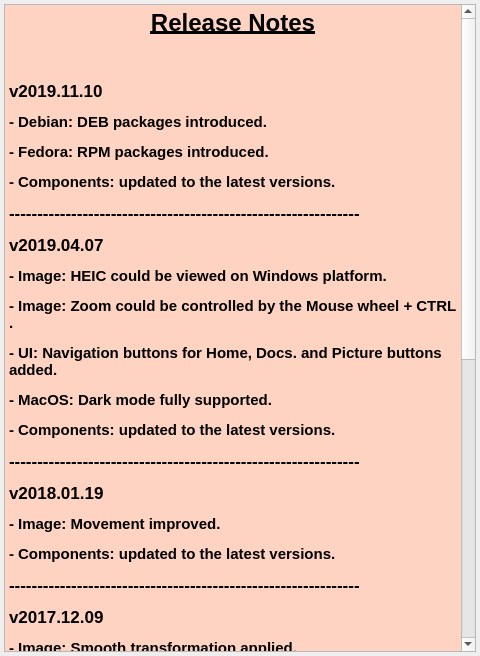
vookimedlo/vooki-image-viewer, file src/ui/forms/ReleaseNotesDialog.ui: the form before one commit.
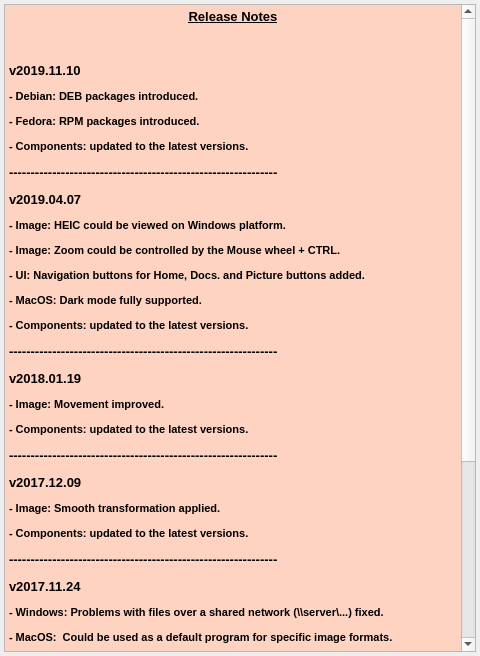
The form after the commit.

Commit message: Docs: Release notes fixed

The edit to the form file:
```diff
--- a/src/ui/forms/ReleaseNotesDialog.ui
+++ b/src/ui/forms/ReleaseNotesDialog.ui
@@ -74,46 +74,46 @@
       <string>&lt;!DOCTYPE HTML PUBLIC &quot;-//W3C//DTD HTML 4.0//EN&quot; &quot;http://www.w3.org/TR/REC-html40/strict.dtd&quot;&gt;
 &lt;html&gt;&lt;head&gt;&lt;meta name=&quot;qrichtext&quot; content=&quot;1&quot; /&gt;&lt;style type=&quot;text/css&quot;&gt;
 p, li { white-space: pre-wrap; }
-&lt;/style&gt;&lt;/head&gt;&lt;body style=&quot; font-family:'Tahoma'; font-size:13pt; font-weight:400; font-style:normal;&quot; bgcolor=&quot;#ffd3c2&quot;&gt;
-&lt;p align=&quot;center&quot; style=&quot; margin-top:12px; margin-bottom:12px; margin-left:0px; margin-right:0px; -qt-block-indent:0; text-indent:0px;&quot;&gt;&lt;span style=&quot; font-family:'.SF NS Text'; font-size:18pt; font-weight:600; text-decoration: underline; color:#000000;&quot;&gt;Release Notes&lt;/span&gt;&lt;/p&gt;
-&lt;p style=&quot;-qt-paragraph-type:empty; margin-top:12px; margin-bottom:12px; margin-left:0px; margin-right:0px; -qt-block-indent:0; text-indent:0px; font-family:'.SF NS Text'; color:#000000;&quot;&gt;&lt;br /&gt;&lt;/p&gt;
-&lt;p style=&quot; margin-top:12px; margin-bottom:12px; margin-left:0px; margin-right:0px; -qt-block-indent:0; text-indent:0px;&quot;&gt;&lt;span style=&quot; font-family:'.SF NS Text'; font-weight:600; color:#000000;&quot;&gt;v2019.11.10&lt;/span&gt;&lt;/p&gt;
-&lt;p style=&quot; margin-top:12px; margin-bottom:12px; margin-left:0px; margin-right:0px; -qt-block-indent:0; text-indent:0px;&quot;&gt;&lt;span style=&quot; font-family:'.SF NS Text'; font-size:11pt; font-weight:600; color:#000000;&quot;&gt;- Debian: DEB packages introduced.&lt;/span&gt;&lt;/p&gt;
-&lt;p style=&quot; margin-top:12px; margin-bottom:12px; margin-left:0px; margin-right:0px; -qt-block-indent:0; text-indent:0px;&quot;&gt;&lt;span style=&quot; font-family:'.SF NS Text'; font-size:11pt; font-weight:600; color:#000000;&quot;&gt;- Fedora: RPM packages introduced.&lt;/span&gt;&lt;/p&gt;
-&lt;p style=&quot; margin-top:12px; margin-bottom:12px; margin-left:0px; margin-right:0px; -qt-block-indent:0; text-indent:0px;&quot;&gt;&lt;span style=&quot; font-family:'.SF NS Text'; font-size:11pt; font-weight:600; color:#000000;&quot;&gt;- Components: updated to the latest versions.&lt;/span&gt;&lt;/p&gt;
-&lt;p style=&quot; margin-top:12px; margin-bottom:12px; margin-left:0px; margin-right:0px; -qt-block-indent:0; text-indent:0px;&quot;&gt;&lt;span style=&quot; font-family:'.SF NS Text'; font-weight:600; color:#000000;&quot;&gt;--------------------------------------------------------------&lt;/span&gt;&lt;/p&gt;
-&lt;p style=&quot; margin-top:12px; margin-bottom:12px; margin-left:0px; margin-right:0px; -qt-block-indent:0; text-indent:0px;&quot;&gt;&lt;span style=&quot; font-family:'.SF NS Text'; font-weight:600; color:#000000;&quot;&gt;v2019.04.07&lt;/span&gt;&lt;/p&gt;
-&lt;p style=&quot; margin-top:12px; margin-bottom:12px; margin-left:0px; margin-right:0px; -qt-block-indent:0; text-indent:0px;&quot;&gt;&lt;span style=&quot; font-family:'.SF NS Text'; font-size:11pt; font-weight:600; color:#000000;&quot;&gt;- Image: HEIC could be viewed on Windows platform.&lt;/span&gt;&lt;/p&gt;
-&lt;p style=&quot; margin-top:12px; margin-bottom:12px; margin-left:0px; margin-right:0px; -qt-block-indent:0; text-indent:0px;&quot;&gt;&lt;span style=&quot; font-family:'.SF NS Text'; font-size:11pt; font-weight:600; color:#000000;&quot;&gt;- Image: Zoom could be controlled by the Mouse wheel + CTRL .&lt;/span&gt;&lt;/p&gt;
-&lt;p style=&quot; margin-top:12px; margin-bottom:12px; margin-left:0px; margin-right:0px; -qt-block-indent:0; text-indent:0px;&quot;&gt;&lt;span style=&quot; font-family:'.SF NS Text'; font-size:11pt; font-weight:600; color:#000000;&quot;&gt;- UI: Navigation buttons for Home, Docs. and Picture buttons added.&lt;/span&gt;&lt;/p&gt;
-&lt;p style=&quot; margin-top:12px; margin-bottom:12px; margin-left:0px; margin-right:0px; -qt-block-indent:0; text-indent:0px;&quot;&gt;&lt;span style=&quot; font-family:'.SF NS Text'; font-size:11pt; font-weight:600; color:#000000;&quot;&gt;- MacOS: Dark mode fully supported.&lt;/span&gt;&lt;/p&gt;
-&lt;p style=&quot; margin-top:12px; margin-bottom:12px; margin-left:0px; margin-right:0px; -qt-block-indent:0; text-indent:0px;&quot;&gt;&lt;span style=&quot; font-family:'.SF NS Text'; font-size:11pt; font-weight:600; color:#000000;&quot;&gt;- Components: updated to the latest versions.&lt;/span&gt;&lt;/p&gt;
-&lt;p style=&quot; margin-top:12px; margin-bottom:12px; margin-left:0px; margin-right:0px; -qt-block-indent:0; text-indent:0px;&quot;&gt;&lt;span style=&quot; font-family:'.SF NS Text'; font-weight:600; color:#000000;&quot;&gt;--------------------------------------------------------------&lt;/span&gt;&lt;/p&gt;
-&lt;p style=&quot; margin-top:12px; margin-bottom:12px; margin-left:0px; margin-right:0px; -qt-block-indent:0; text-indent:0px;&quot;&gt;&lt;span style=&quot; font-family:'.SF NS Text'; font-weight:600; color:#000000;&quot;&gt;v2018.01.19&lt;/span&gt;&lt;/p&gt;
-&lt;p style=&quot; margin-top:12px; margin-bottom:12px; margin-left:0px; margin-right:0px; -qt-block-indent:0; text-indent:0px;&quot;&gt;&lt;span style=&quot; font-family:'.SF NS Text'; font-size:11pt; font-weight:600; color:#000000;&quot;&gt;- Image: Movement improved.&lt;/span&gt;&lt;/p&gt;
-&lt;p style=&quot; margin-top:12px; margin-bottom:12px; margin-left:0px; margin-right:0px; -qt-block-indent:0; text-indent:0px;&quot;&gt;&lt;span style=&quot; font-family:'.SF NS Text'; font-size:11pt; font-weight:600; color:#000000;&quot;&gt;- Components: updated to the latest versions.&lt;/span&gt;&lt;/p&gt;
-&lt;p style=&quot; margin-top:12px; margin-bottom:12px; margin-left:0px; margin-right:0px; -qt-block-indent:0; text-indent:0px;&quot;&gt;&lt;span style=&quot; font-family:'.SF NS Text'; font-weight:600; color:#000000;&quot;&gt;--------------------------------------------------------------&lt;/span&gt;&lt;/p&gt;
-&lt;p style=&quot; margin-top:12px; margin-bottom:12px; margin-left:0px; margin-right:0px; -qt-block-indent:0; text-indent:0px;&quot;&gt;&lt;span style=&quot; font-family:'.SF NS Text'; font-weight:600; color:#000000;&quot;&gt;v2017.12.09&lt;/span&gt;&lt;/p&gt;
-&lt;p style=&quot; margin-top:12px; margin-bottom:12px; margin-left:0px; margin-right:0px; -qt-block-indent:0; text-indent:0px;&quot;&gt;&lt;span style=&quot; font-family:'.SF NS Text'; font-size:11pt; font-weight:600; color:#000000;&quot;&gt;- Image: Smooth transformation applied.&lt;/span&gt;&lt;/p&gt;
-&lt;p style=&quot; margin-top:12px; margin-bottom:12px; margin-left:0px; margin-right:0px; -qt-block-indent:0; text-indent:0px;&quot;&gt;&lt;span style=&quot; font-family:'.SF NS Text'; font-size:11pt; font-weight:600; color:#000000;&quot;&gt;- Components: updated to the latest versions.&lt;/span&gt;&lt;/p&gt;
-&lt;p style=&quot; margin-top:12px; margin-bottom:12px; margin-left:0px; margin-right:0px; -qt-block-indent:0; text-indent:0px;&quot;&gt;&lt;span style=&quot; font-family:'.SF NS Text'; font-weight:600; color:#000000;&quot;&gt;--------------------------------------------------------------&lt;/span&gt;&lt;/p&gt;
-&lt;p style=&quot; margin-top:12px; margin-bottom:12px; margin-left:0px; margin-right:0px; -qt-block-indent:0; text-indent:0px;&quot;&gt;&lt;span style=&quot; font-family:'.SF NS Text'; font-weight:600; color:#000000;&quot;&gt;v2017.11.24&lt;/span&gt;&lt;/p&gt;
-&lt;p style=&quot; margin-top:12px; margin-bottom:12px; margin-left:0px; margin-right:0px; -qt-block-indent:0; text-indent:0px;&quot;&gt;&lt;span style=&quot; font-family:'.SF NS Text'; font-size:11pt; font-weight:600; color:#000000;&quot;&gt;- Windows: Problems with files over a shared network (\\server\...) fixed.&lt;/span&gt;&lt;/p&gt;
-&lt;p style=&quot; margin-top:0px; margin-bottom:0px; margin-left:0px; margin-right:0px; -qt-block-indent:0; text-indent:0px;&quot;&gt;&lt;span style=&quot; font-family:'.SF NS Text'; font-size:11pt; font-weight:600; color:#000000;&quot;&gt;- MacOS:  Could be used as a default program for specific image formats.&lt;/span&gt;&lt;/p&gt;
-&lt;p style=&quot; margin-top:12px; margin-bottom:12px; margin-left:0px; margin-right:0px; -qt-block-indent:0; text-indent:0px;&quot;&gt;&lt;span style=&quot; font-family:'.SF NS Text'; font-weight:600; color:#000000;&quot;&gt;--------------------------------------------------------------&lt;/span&gt;&lt;/p&gt;
-&lt;p style=&quot; margin-top:12px; margin-bottom:12px; margin-left:0px; margin-right:0px; -qt-block-indent:0; text-indent:0px;&quot;&gt;&lt;span style=&quot; font-family:'.SF NS Text'; font-weight:600; color:#000000;&quot;&gt;v2017.10.27&lt;/span&gt;&lt;/p&gt;
-&lt;p style=&quot; margin-top:12px; margin-bottom:12px; margin-left:0px; margin-right:0px; -qt-block-indent:0; text-indent:0px;&quot;&gt;&lt;span style=&quot; font-family:'.SF NS Text'; font-size:11pt; font-weight:600; color:#000000;&quot;&gt;- First stable release.&lt;/span&gt;&lt;/p&gt;
-&lt;p style=&quot; margin-top:0px; margin-bottom:0px; margin-left:0px; margin-right:0px; -qt-block-indent:0; text-indent:0px;&quot;&gt;&lt;span style=&quot; font-family:'.SF NS Text'; font-size:11pt; font-weight:600; color:#000000;&quot;&gt;- Transformations:&lt;/span&gt;&lt;/p&gt;
-&lt;p style=&quot; margin-top:0px; margin-bottom:0px; margin-left:0px; margin-right:0px; -qt-block-indent:0; text-indent:0px;&quot;&gt;&lt;span style=&quot; font-family:'.SF NS Text'; font-size:11pt; font-weight:600; color:#000000;&quot;&gt;  - Flip (horizontal, vertical).&lt;/span&gt;&lt;/p&gt;
-&lt;p style=&quot; margin-top:0px; margin-bottom:0px; margin-left:0px; margin-right:0px; -qt-block-indent:0; text-indent:0px;&quot;&gt;&lt;span style=&quot; font-family:'.SF NS Text'; font-size:11pt; font-weight:600; color:#000000;&quot;&gt;  - Rotation (clockwise and counterclockwise in 90° steps).&lt;/span&gt;&lt;/p&gt;
-&lt;p style=&quot; margin-top:0px; margin-bottom:0px; margin-left:0px; margin-right:0px; -qt-block-indent:0; text-indent:0px;&quot;&gt;&lt;span style=&quot; font-family:'.SF NS Text'; font-size:11pt; font-weight:600; color:#000000;&quot;&gt;  - Zoom (in, out, original size, fit to window).&lt;/span&gt;&lt;/p&gt;
-&lt;p style=&quot; margin-top:0px; margin-bottom:0px; margin-left:0px; margin-right:0px; -qt-block-indent:0; text-indent:0px;&quot;&gt;&lt;span style=&quot; font-family:'.SF NS Text'; font-size:11pt; font-weight:600; color:#000000;&quot;&gt;  - Fullscreen or Window mode.&lt;/span&gt;&lt;/p&gt;
-&lt;p style=&quot; margin-top:0px; margin-bottom:0px; margin-left:0px; margin-right:0px; -qt-block-indent:0; text-indent:0px;&quot;&gt;&lt;span style=&quot; font-family:'.SF NS Text'; font-size:11pt; font-weight:600; color:#000000;&quot;&gt;  - Custom background color.&lt;/span&gt;&lt;/p&gt;
-&lt;p style=&quot; margin-top:0px; margin-bottom:0px; margin-left:0px; margin-right:0px; -qt-block-indent:0; text-indent:0px;&quot;&gt;&lt;span style=&quot; font-family:'.SF NS Text'; font-size:11pt; font-weight:600; color:#000000;&quot;&gt;  - Custom image border color.&lt;/span&gt;&lt;/p&gt;
-&lt;p style=&quot; margin-top:0px; margin-bottom:0px; margin-left:0px; margin-right:0px; -qt-block-indent:0; text-indent:0px;&quot;&gt;&lt;span style=&quot; font-family:'.SF NS Text'; font-size:11pt; font-weight:600; color:#000000;&quot;&gt;  - Remembers recent files.&lt;/span&gt;&lt;/p&gt;
-&lt;p style=&quot; margin-top:0px; margin-bottom:0px; margin-left:0px; margin-right:0px; -qt-block-indent:0; text-indent:0px;&quot;&gt;&lt;span style=&quot; font-family:'.SF NS Text'; font-size:11pt; font-weight:600; color:#000000;&quot;&gt;  - Supports Apple high definition trackpad gestures.&lt;/span&gt;&lt;/p&gt;
-&lt;p style=&quot; margin-top:12px; margin-bottom:12px; margin-left:0px; margin-right:0px; -qt-block-indent:0; text-indent:0px;&quot;&gt;&lt;span style=&quot; font-family:'.SF NS Text'; font-size:11pt; font-weight:600; color:#000000;&quot;&gt;- Image: Multiple formats supported including the RAW ones.&lt;/span&gt;&lt;/p&gt;
-&lt;p style=&quot; margin-top:12px; margin-bottom:12px; margin-left:0px; margin-right:0px; -qt-block-indent:0; text-indent:0px;&quot;&gt;&lt;span style=&quot; font-family:'.SF NS Text'; font-weight:600; color:#000000;&quot;&gt;--------------------------------------------------------------&lt;/span&gt;&lt;/p&gt;&lt;/body&gt;&lt;/html&gt;</string>
+&lt;/style&gt;&lt;/head&gt;&lt;body style=&quot; font-family:'Tahoma'; font-size:8.25pt; font-weight:400; font-style:normal;&quot; bgcolor=&quot;#ffd3c2&quot;&gt;
+&lt;p align=&quot;center&quot; style=&quot; margin-top:12px; margin-bottom:12px; margin-left:0px; margin-right:0px; -qt-block-indent:0; text-indent:0px;&quot;&gt;&lt;span style=&quot; font-family:'.SF NS Text'; font-size:10pt; font-weight:600; text-decoration: underline; color:#000000;&quot;&gt;Release Notes&lt;/span&gt;&lt;/p&gt;
+&lt;p style=&quot;-qt-paragraph-type:empty; margin-top:12px; margin-bottom:12px; margin-left:0px; margin-right:0px; -qt-block-indent:0; text-indent:0px; font-family:'.SF NS Text'; font-size:10pt; color:#000000;&quot;&gt;&lt;br /&gt;&lt;/p&gt;
+&lt;p style=&quot; margin-top:12px; margin-bottom:12px; margin-left:0px; margin-right:0px; -qt-block-indent:0; text-indent:0px;&quot;&gt;&lt;span style=&quot; font-family:'.SF NS Text'; font-size:10pt; font-weight:600; color:#000000;&quot;&gt;v2019.11.10&lt;/span&gt;&lt;/p&gt;
+&lt;p style=&quot; margin-top:12px; margin-bottom:12px; margin-left:0px; margin-right:0px; -qt-block-indent:0; text-indent:0px;&quot;&gt;&lt;span style=&quot; font-family:'.SF NS Text'; font-size:8pt; font-weight:600; color:#000000;&quot;&gt;- Debian: DEB packages introduced.&lt;/span&gt;&lt;/p&gt;
+&lt;p style=&quot; margin-top:12px; margin-bottom:12px; margin-left:0px; margin-right:0px; -qt-block-indent:0; text-indent:0px;&quot;&gt;&lt;span style=&quot; font-family:'.SF NS Text'; font-size:8pt; font-weight:600; color:#000000;&quot;&gt;- Fedora: RPM packages introduced.&lt;/span&gt;&lt;/p&gt;
+&lt;p style=&quot; margin-top:12px; margin-bottom:12px; margin-left:0px; margin-right:0px; -qt-block-indent:0; text-indent:0px;&quot;&gt;&lt;span style=&quot; font-family:'.SF NS Text'; font-size:8pt; font-weight:600; color:#000000;&quot;&gt;- Components: updated to the latest versions.&lt;/span&gt;&lt;/p&gt;
+&lt;p style=&quot; margin-top:12px; margin-bottom:12px; margin-left:0px; margin-right:0px; -qt-block-indent:0; text-indent:0px;&quot;&gt;&lt;span style=&quot; font-family:'.SF NS Text'; font-size:10pt; font-weight:600; color:#000000;&quot;&gt;--------------------------------------------------------------&lt;/span&gt;&lt;/p&gt;
+&lt;p style=&quot; margin-top:12px; margin-bottom:12px; margin-left:0px; margin-right:0px; -qt-block-indent:0; text-indent:0px;&quot;&gt;&lt;span style=&quot; font-family:'.SF NS Text'; font-size:10pt; font-weight:600; color:#000000;&quot;&gt;v2019.04.07&lt;/span&gt;&lt;/p&gt;
+&lt;p style=&quot; margin-top:12px; margin-bottom:12px; margin-left:0px; margin-right:0px; -qt-block-indent:0; text-indent:0px;&quot;&gt;&lt;span style=&quot; font-family:'.SF NS Text'; font-size:8pt; font-weight:600; color:#000000;&quot;&gt;- Image: HEIC could be viewed on Windows platform.&lt;/span&gt;&lt;/p&gt;
+&lt;p style=&quot; margin-top:12px; margin-bottom:12px; margin-left:0px; margin-right:0px; -qt-block-indent:0; text-indent:0px;&quot;&gt;&lt;span style=&quot; font-family:'.SF NS Text'; font-size:8pt; font-weight:600; color:#000000;&quot;&gt;- Image: Zoom could be controlled by the Mouse wheel + CTRL.&lt;/span&gt;&lt;/p&gt;
+&lt;p style=&quot; margin-top:12px; margin-bottom:12px; margin-left:0px; margin-right:0px; -qt-block-indent:0; text-indent:0px;&quot;&gt;&lt;span style=&quot; font-family:'.SF NS Text'; font-size:8pt; font-weight:600; color:#000000;&quot;&gt;- UI: Navigation buttons for Home, Docs. and Picture buttons added.&lt;/span&gt;&lt;/p&gt;
+&lt;p style=&quot; margin-top:12px; margin-bottom:12px; margin-left:0px; margin-right:0px; -qt-block-indent:0; text-indent:0px;&quot;&gt;&lt;span style=&quot; font-family:'.SF NS Text'; font-size:8pt; font-weight:600; color:#000000;&quot;&gt;- MacOS: Dark mode fully supported.&lt;/span&gt;&lt;/p&gt;
+&lt;p style=&quot; margin-top:12px; margin-bottom:12px; margin-left:0px; margin-right:0px; -qt-block-indent:0; text-indent:0px;&quot;&gt;&lt;span style=&quot; font-family:'.SF NS Text'; font-size:8pt; font-weight:600; color:#000000;&quot;&gt;- Components: updated to the latest versions.&lt;/span&gt;&lt;/p&gt;
+&lt;p style=&quot; margin-top:12px; margin-bottom:12px; margin-left:0px; margin-right:0px; -qt-block-indent:0; text-indent:0px;&quot;&gt;&lt;span style=&quot; font-family:'.SF NS Text'; font-size:10pt; font-weight:600; color:#000000;&quot;&gt;--------------------------------------------------------------&lt;/span&gt;&lt;/p&gt;
+&lt;p style=&quot; margin-top:12px; margin-bottom:12px; margin-left:0px; margin-right:0px; -qt-block-indent:0; text-indent:0px;&quot;&gt;&lt;span style=&quot; font-family:'.SF NS Text'; font-size:10pt; font-weight:600; color:#000000;&quot;&gt;v2018.01.19&lt;/span&gt;&lt;/p&gt;
+&lt;p style=&quot; margin-top:12px; margin-bottom:12px; margin-left:0px; margin-right:0px; -qt-block-indent:0; text-indent:0px;&quot;&gt;&lt;span style=&quot; font-family:'.SF NS Text'; font-size:8pt; font-weight:600; color:#000000;&quot;&gt;- Image: Movement improved.&lt;/span&gt;&lt;/p&gt;
+&lt;p style=&quot; margin-top:12px; margin-bottom:12px; margin-left:0px; margin-right:0px; -qt-block-indent:0; text-indent:0px;&quot;&gt;&lt;span style=&quot; font-family:'.SF NS Text'; font-size:8pt; font-weight:600; color:#000000;&quot;&gt;- Components: updated to the latest versions.&lt;/span&gt;&lt;/p&gt;
+&lt;p style=&quot; margin-top:12px; margin-bottom:12px; margin-left:0px; margin-right:0px; -qt-block-indent:0; text-indent:0px;&quot;&gt;&lt;span style=&quot; font-family:'.SF NS Text'; font-size:10pt; font-weight:600; color:#000000;&quot;&gt;--------------------------------------------------------------&lt;/span&gt;&lt;/p&gt;
+&lt;p style=&quot; margin-top:12px; margin-bottom:12px; margin-left:0px; margin-right:0px; -qt-block-indent:0; text-indent:0px;&quot;&gt;&lt;span style=&quot; font-family:'.SF NS Text'; font-size:10pt; font-weight:600; color:#000000;&quot;&gt;v2017.12.09&lt;/span&gt;&lt;/p&gt;
+&lt;p style=&quot; margin-top:12px; margin-bottom:12px; margin-left:0px; margin-right:0px; -qt-block-indent:0; text-indent:0px;&quot;&gt;&lt;span style=&quot; font-family:'.SF NS Text'; font-size:8pt; font-weight:600; color:#000000;&quot;&gt;- Image: Smooth transformation applied.&lt;/span&gt;&lt;/p&gt;
+&lt;p style=&quot; margin-top:12px; margin-bottom:12px; margin-left:0px; margin-right:0px; -qt-block-indent:0; text-indent:0px;&quot;&gt;&lt;span style=&quot; font-family:'.SF NS Text'; font-size:8pt; font-weight:600; color:#000000;&quot;&gt;- Components: updated to the latest versions.&lt;/span&gt;&lt;/p&gt;
+&lt;p style=&quot; margin-top:12px; margin-bottom:12px; margin-left:0px; margin-right:0px; -qt-block-indent:0; text-indent:0px;&quot;&gt;&lt;span style=&quot; font-family:'.SF NS Text'; font-size:10pt; font-weight:600; color:#000000;&quot;&gt;--------------------------------------------------------------&lt;/span&gt;&lt;/p&gt;
+&lt;p style=&quot; margin-top:12px; margin-bottom:12px; margin-left:0px; margin-right:0px; -qt-block-indent:0; text-indent:0px;&quot;&gt;&lt;span style=&quot; font-family:'.SF NS Text'; font-size:10pt; font-weight:600; color:#000000;&quot;&gt;v2017.11.24&lt;/span&gt;&lt;/p&gt;
+&lt;p style=&quot; margin-top:12px; margin-bottom:12px; margin-left:0px; margin-right:0px; -qt-block-indent:0; text-indent:0px;&quot;&gt;&lt;span style=&quot; font-family:'.SF NS Text'; font-size:8pt; font-weight:600; color:#000000;&quot;&gt;- Windows: Problems with files over a shared network (\\server\...) fixed.&lt;/span&gt;&lt;/p&gt;
+&lt;p style=&quot; margin-top:0px; margin-bottom:0px; margin-left:0px; margin-right:0px; -qt-block-indent:0; text-indent:0px;&quot;&gt;&lt;span style=&quot; font-family:'.SF NS Text'; font-size:8pt; font-weight:600; color:#000000;&quot;&gt;- MacOS:  Could be used as a default program for specific image formats.&lt;/span&gt;&lt;/p&gt;
+&lt;p style=&quot; margin-top:12px; margin-bottom:12px; margin-left:0px; margin-right:0px; -qt-block-indent:0; text-indent:0px;&quot;&gt;&lt;span style=&quot; font-family:'.SF NS Text'; font-size:10pt; font-weight:600; color:#000000;&quot;&gt;--------------------------------------------------------------&lt;/span&gt;&lt;/p&gt;
+&lt;p style=&quot; margin-top:12px; margin-bottom:12px; margin-left:0px; margin-right:0px; -qt-block-indent:0; text-indent:0px;&quot;&gt;&lt;span style=&quot; font-family:'.SF NS Text'; font-size:10pt; font-weight:600; color:#000000;&quot;&gt;v2017.10.27&lt;/span&gt;&lt;/p&gt;
+&lt;p style=&quot; margin-top:12px; margin-bottom:12px; margin-left:0px; margin-right:0px; -qt-block-indent:0; text-indent:0px;&quot;&gt;&lt;span style=&quot; font-family:'.SF NS Text'; font-size:8pt; font-weight:600; color:#000000;&quot;&gt;- First stable release.&lt;/span&gt;&lt;/p&gt;
+&lt;p style=&quot; margin-top:0px; margin-bottom:0px; margin-left:0px; margin-right:0px; -qt-block-indent:0; text-indent:0px;&quot;&gt;&lt;span style=&quot; font-family:'.SF NS Text'; font-size:8pt; font-weight:600; color:#000000;&quot;&gt;- Transformations:&lt;/span&gt;&lt;/p&gt;
+&lt;p style=&quot; margin-top:0px; margin-bottom:0px; margin-left:0px; margin-right:0px; -qt-block-indent:0; text-indent:0px;&quot;&gt;&lt;span style=&quot; font-family:'.SF NS Text'; font-size:8pt; font-weight:600; color:#000000;&quot;&gt;  - Flip (horizontal, vertical).&lt;/span&gt;&lt;/p&gt;
+&lt;p style=&quot; margin-top:0px; margin-bottom:0px; margin-left:0px; margin-right:0px; -qt-block-indent:0; text-indent:0px;&quot;&gt;&lt;span style=&quot; font-family:'.SF NS Text'; font-size:8pt; font-weight:600; color:#000000;&quot;&gt;  - Rotation (clockwise and counterclockwise in 90° steps).&lt;/span&gt;&lt;/p&gt;
+&lt;p style=&quot; margin-top:0px; margin-bottom:0px; margin-left:0px; margin-right:0px; -qt-block-indent:0; text-indent:0px;&quot;&gt;&lt;span style=&quot; font-family:'.SF NS Text'; font-size:8pt; font-weight:600; color:#000000;&quot;&gt;  - Zoom (in, out, original size, fit to window).&lt;/span&gt;&lt;/p&gt;
+&lt;p style=&quot; margin-top:0px; margin-bottom:0px; margin-left:0px; margin-right:0px; -qt-block-indent:0; text-indent:0px;&quot;&gt;&lt;span style=&quot; font-family:'.SF NS Text'; font-size:8pt; font-weight:600; color:#000000;&quot;&gt;  - Fullscreen or Window mode.&lt;/span&gt;&lt;/p&gt;
+&lt;p style=&quot; margin-top:0px; margin-bottom:0px; margin-left:0px; margin-right:0px; -qt-block-indent:0; text-indent:0px;&quot;&gt;&lt;span style=&quot; font-family:'.SF NS Text'; font-size:8pt; font-weight:600; color:#000000;&quot;&gt;  - Custom background color.&lt;/span&gt;&lt;/p&gt;
+&lt;p style=&quot; margin-top:0px; margin-bottom:0px; margin-left:0px; margin-right:0px; -qt-block-indent:0; text-indent:0px;&quot;&gt;&lt;span style=&quot; font-family:'.SF NS Text'; font-size:8pt; font-weight:600; color:#000000;&quot;&gt;  - Custom image border color.&lt;/span&gt;&lt;/p&gt;
+&lt;p style=&quot; margin-top:0px; margin-bottom:0px; margin-left:0px; margin-right:0px; -qt-block-indent:0; text-indent:0px;&quot;&gt;&lt;span style=&quot; font-family:'.SF NS Text'; font-size:8pt; font-weight:600; color:#000000;&quot;&gt;  - Remembers recent files.&lt;/span&gt;&lt;/p&gt;
+&lt;p style=&quot; margin-top:0px; margin-bottom:0px; margin-left:0px; margin-right:0px; -qt-block-indent:0; text-indent:0px;&quot;&gt;&lt;span style=&quot; font-family:'.SF NS Text'; font-size:8pt; font-weight:600; color:#000000;&quot;&gt;  - Supports Apple high definition trackpad gestures.&lt;/span&gt;&lt;/p&gt;
+&lt;p style=&quot; margin-top:12px; margin-bottom:12px; margin-left:0px; margin-right:0px; -qt-block-indent:0; text-indent:0px;&quot;&gt;&lt;span style=&quot; font-family:'.SF NS Text'; font-size:8pt; font-weight:600; color:#000000;&quot;&gt;- Image: Multiple formats supported including the RAW ones.&lt;/span&gt;&lt;/p&gt;
+&lt;p style=&quot; margin-top:12px; margin-bottom:12px; margin-left:0px; margin-right:0px; -qt-block-indent:0; text-indent:0px;&quot;&gt;&lt;span style=&quot; font-family:'.SF NS Text'; font-size:10pt; font-weight:600; color:#000000;&quot;&gt;--------------------------------------------------------------&lt;/span&gt;&lt;/p&gt;&lt;/body&gt;&lt;/html&gt;</string>
      </property>
     </widget>
    </item>
```
